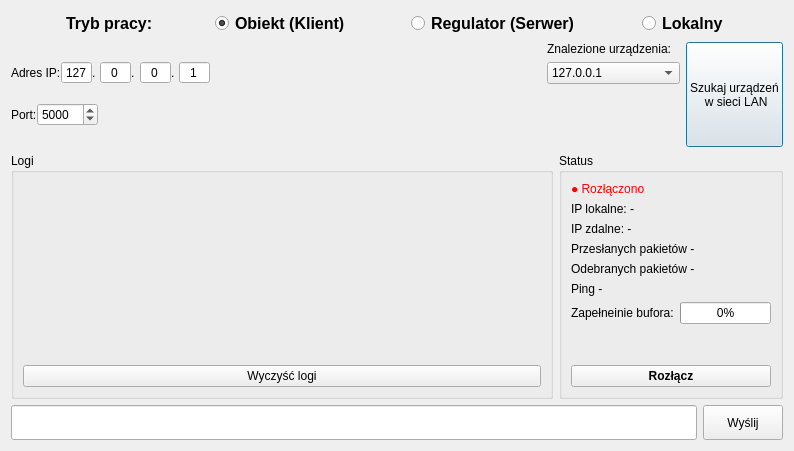
Before: the Qt Designer form connectionwindow.ui in surowyantoni/PK_projekt_SK, drawn with Qt 5.
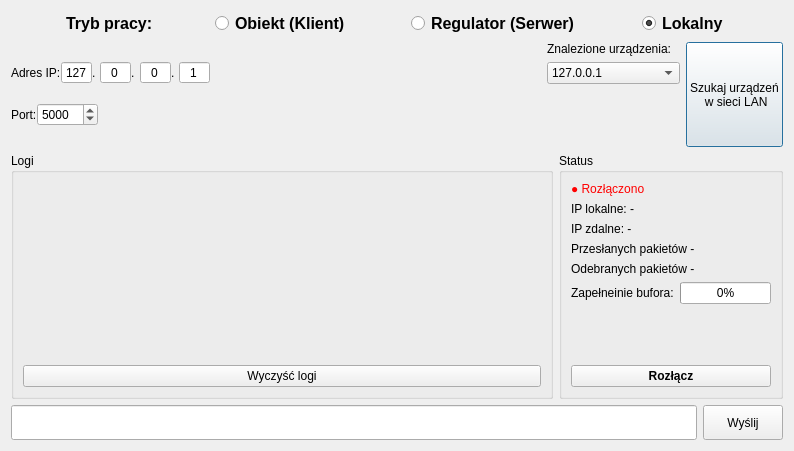
After: the same form once the commit is applied.

Diff of the .ui file:
```diff
--- a/connectionwindow.ui
+++ b/connectionwindow.ui
@@ -64,7 +64,7 @@
         <string>Obiekt (Klient)</string>
        </property>
        <property name="checked">
-        <bool>true</bool>
+        <bool>false</bool>
        </property>
        <attribute name="buttonGroup">
         <string notr="true">buttonGroup</string>
@@ -124,6 +124,9 @@
        <property name="text">
         <string>Lokalny</string>
        </property>
+       <property name="checked">
+        <bool>true</bool>
+       </property>
        <attribute name="buttonGroup">
         <string notr="true">buttonGroup</string>
        </attribute>
@@ -396,7 +399,7 @@
        <property name="title">
         <string>Status</string>
        </property>
-       <layout class="QVBoxLayout" stretch="1,1,1,1,1,1,1,4,1">
+       <layout class="QVBoxLayout" stretch="1,1,1,1,1,1,4,1">
         <item>
          <widget class="QLabel" name="labelConnStatus">
           <property name="styleSheet">
@@ -435,13 +438,6 @@
           </property>
          </widget>
         </item>
-        <item>
-         <widget class="QLabel" name="labelPing">
-          <property name="text">
-           <string>Ping -</string>
-          </property>
-         </widget>
-        </item>
         <item>
          <layout class="QHBoxLayout" name="horizontalLayout_3">
           <item>
```
